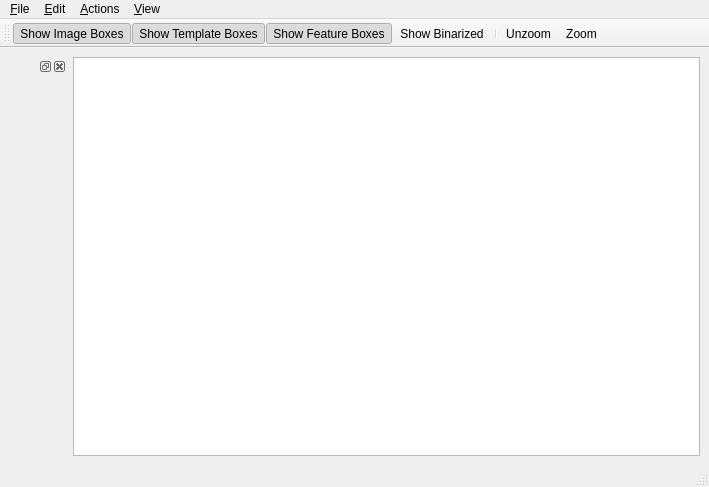
Before: the Qt Designer form Planta/mainwindow.ui in albertca/NanScan, drawn with Qt 5.
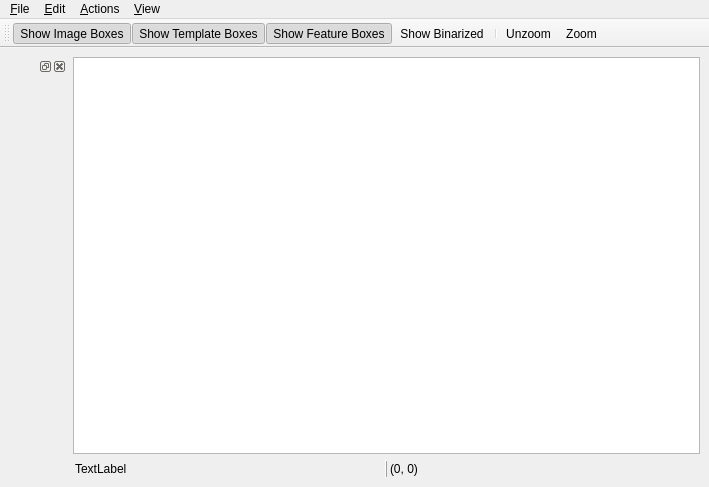
After: the same form once the commit is applied.

Commit message: Show mouse position & findMatchingTemplateByText: - Show current mouse position in template designer. - New 'findMatchingTemplateByText()' still not working properly but most code is already there including the action to test it from template designer.

The edit to the form file:
```diff
--- a/Planta/mainwindow.ui
+++ b/Planta/mainwindow.ui
@@ -18,10 +18,10 @@
      <x>0</x>
      <y>48</y>
      <width>709</width>
-     <height>417</height>
+     <height>439</height>
     </rect>
    </property>
-   <layout class="QHBoxLayout" >
+   <layout class="QHBoxLayout" name="horizontalLayout_2" >
     <item>
      <layout class="QVBoxLayout" >
       <item>
@@ -41,7 +41,7 @@
            <x>0</x>
            <y>20</y>
            <width>70</width>
-           <height>377</height>
+           <height>399</height>
           </rect>
          </property>
         </widget>
@@ -50,7 +50,58 @@
      </layout>
     </item>
     <item>
-     <widget class="QGraphicsView" name="uiView" />
+     <layout class="QVBoxLayout" name="verticalLayout" >
+      <item>
+       <widget class="QGraphicsView" name="uiView" />
+      </item>
+      <item>
+       <widget class="QFrame" name="frame" >
+        <property name="sizePolicy" >
+         <sizepolicy vsizetype="Fixed" hsizetype="Expanding" >
+          <horstretch>0</horstretch>
+          <verstretch>0</verstretch>
+         </sizepolicy>
+        </property>
+        <property name="frameShape" >
+         <enum>QFrame::VLine</enum>
+        </property>
+        <property name="frameShadow" >
+         <enum>QFrame::Raised</enum>
+        </property>
+        <layout class="QHBoxLayout" name="horizontalLayout" >
+         <property name="margin" >
+          <number>0</number>
+         </property>
+         <item>
+          <widget class="QLabel" name="uiServer" >
+           <property name="sizePolicy" >
+            <sizepolicy vsizetype="Fixed" hsizetype="Preferred" >
+             <horstretch>0</horstretch>
+             <verstretch>0</verstretch>
+            </sizepolicy>
+           </property>
+           <property name="text" >
+            <string>TextLabel</string>
+           </property>
+          </widget>
+         </item>
+         <item>
+          <widget class="QLabel" name="uiPosition" >
+           <property name="sizePolicy" >
+            <sizepolicy vsizetype="Fixed" hsizetype="Preferred" >
+             <horstretch>0</horstretch>
+             <verstretch>0</verstretch>
+            </sizepolicy>
+           </property>
+           <property name="text" >
+            <string>(0, 0)</string>
+           </property>
+          </widget>
+         </item>
+        </layout>
+       </widget>
+      </item>
+     </layout>
     </item>
    </layout>
   </widget>
@@ -103,16 +154,6 @@
    <addaction name="menu_Actions" />
    <addaction name="menuView" />
   </widget>
-  <widget class="QStatusBar" name="statusbar" >
-   <property name="geometry" >
-    <rect>
-     <x>0</x>
-     <y>465</y>
-     <width>709</width>
-     <height>22</height>
-    </rect>
-   </property>
-  </widget>
   <widget class="QToolBar" name="toolBar" >
    <property name="geometry" >
     <rect>
```
Left out of the diff: 12 changed lines with no effect on the pictures. The commit also changes 2 other files.
